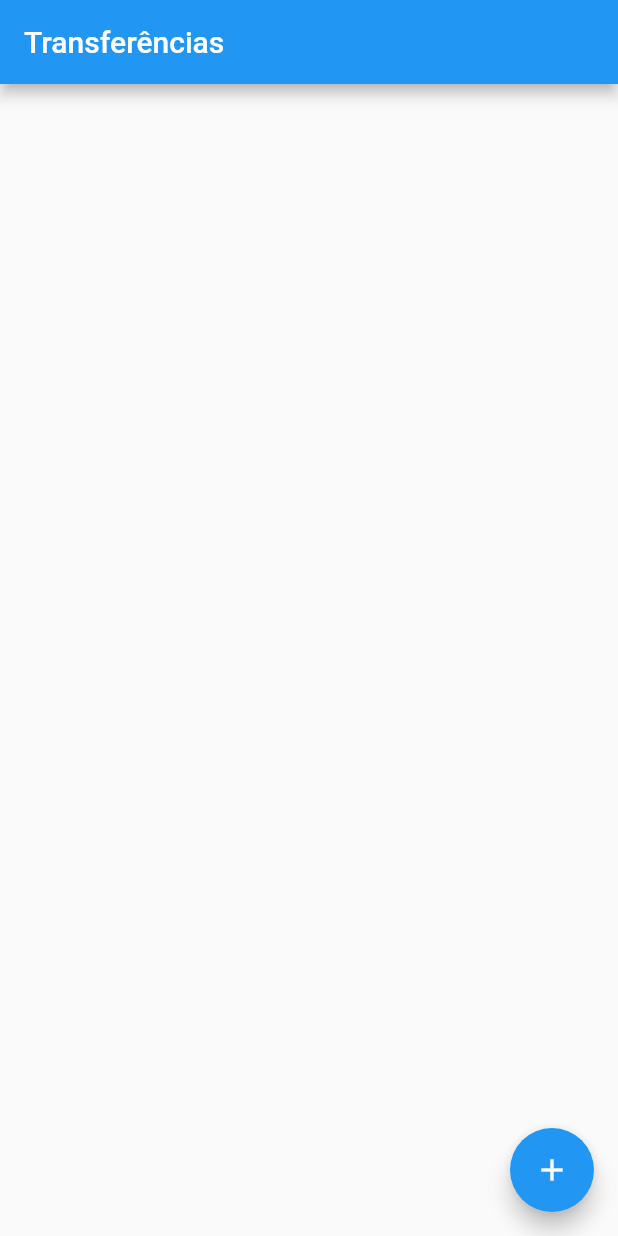
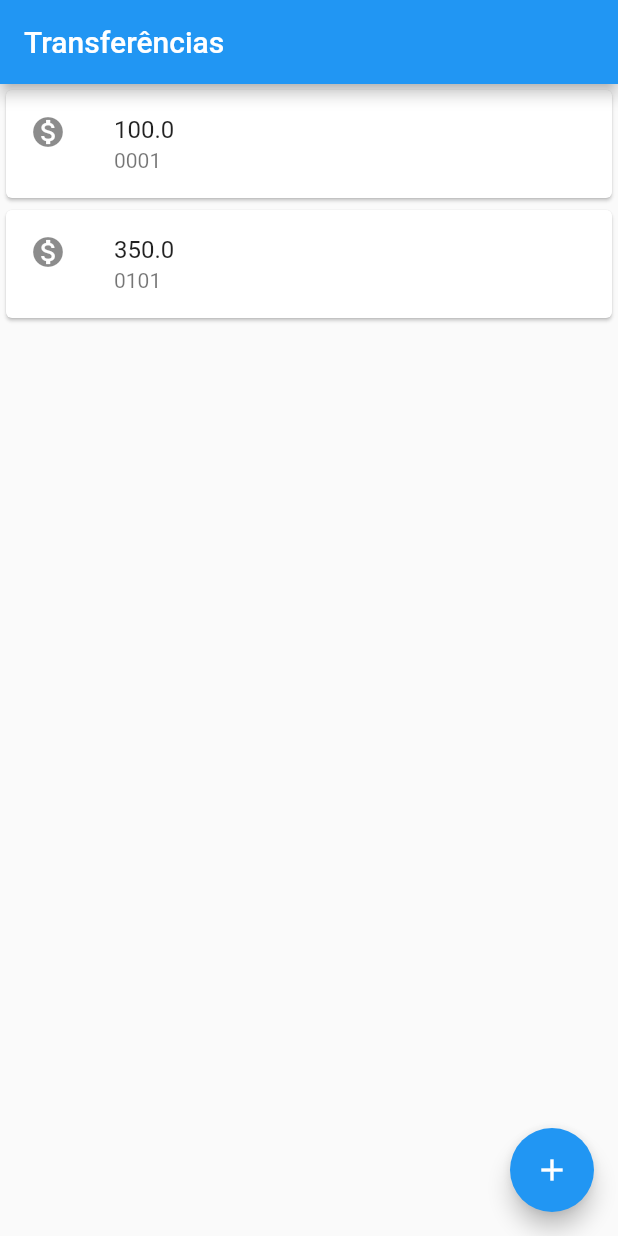
Before and after one commit to Guilhermessena/flutter-bytebank, a Flutter app: the screen it shows after launch, on a phone screen of 412 x 824 dp. Run offline on Flutter 3.47's test engine with Material 2 defaults, Android fonts, the phone set to English and light mode, and no system bars.

```diff
--- a/lib/main.dart
+++ b/lib/main.dart
@@ -3,13 +3,39 @@ import 'package:flutter/material.dart';
 void main() {
   runApp(MaterialApp(
     home: Scaffold(
+      body: ListaTransferencia(),
       appBar: AppBar(
         title: Text('Transferências'),
       ),
       floatingActionButton: FloatingActionButton(
-        onPressed: () {  },
+        onPressed: () {},
         child: Icon(Icons.add),
       ),
     ),
   ));
 }
+
+class ListaTransferencia extends StatelessWidget {
+  @override
+  Widget build(BuildContext context) {
+    // TODO: implement build
+    return Column(
+      children: [
+        Card(
+          child: ListTile(
+            leading: Icon(Icons.monetization_on),
+            title: Text('100.0'),
+            subtitle: Text('0001'),
+          ),
+        ),
+        Card(
+          child: ListTile(
+            leading: Icon(Icons.monetization_on),
+            title: Text('350.0'),
+            subtitle: Text('0101'),
+          ),
+        ),
+      ],
+    );
+  }
+}
```
